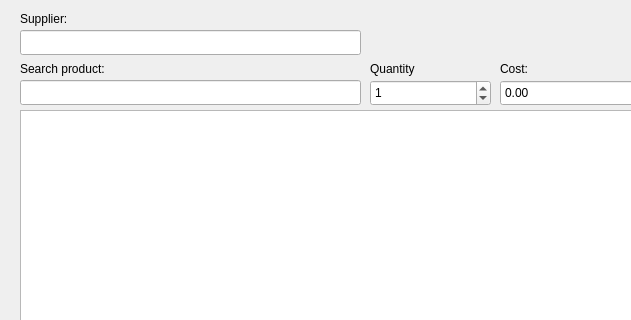
This is purchOrder/purchOrder.ui in MysteriousSonOfGod/pyofsale as Qt 5 draws it before an edit; both pictures show x 0 to 631 and y 0 to 320 of the 800 by 470 pixel window. The edited form follows.
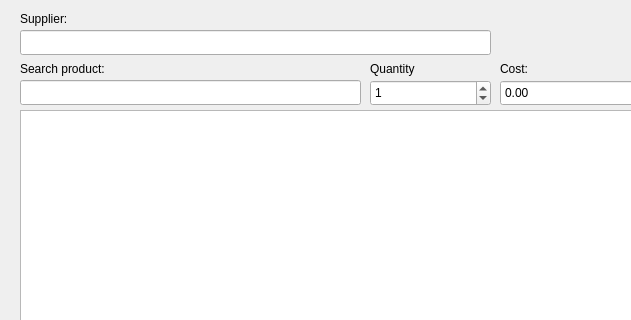
This is the edited form. Icons and pictures are not drawn.

Commit message: Fixes purchase order window

What changed in the file:
```diff
--- a/purchOrder/purchOrder.ui
+++ b/purchOrder/purchOrder.ui
@@ -257,7 +257,7 @@
     <rect>
      <x>20</x>
      <y>30</y>
-     <width>341</width>
+     <width>471</width>
      <height>25</height>
     </rect>
    </property>
```
Left out of the diff: 34 changed lines with no effect on the pictures. The commit also changes 3 other files.
